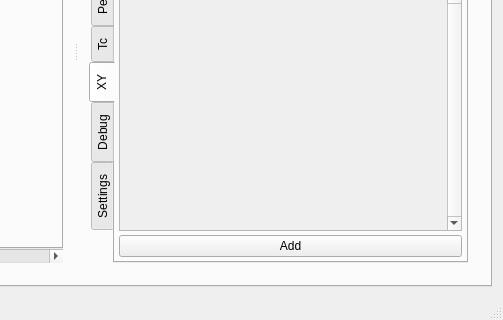
Before: the Qt Designer form BlackBox/mainwindow.ui in PuninskiyID/BlackBox, drawn with Qt 5; both pictures show x 457 to 960 and y 220 to 540 of the 960 by 540 pixel window.
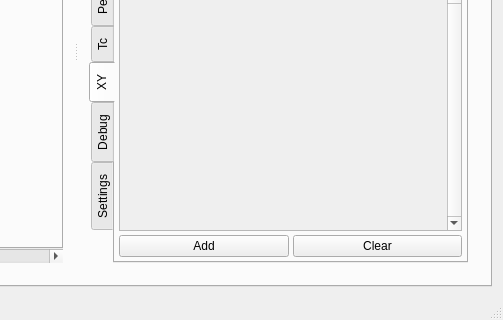
After: the same form once the commit is applied. Icons and pictures are not drawn.

Commit message: clear button in xy tab + minor changes

The edit to the form file:
```diff
--- a/BlackBox/mainwindow.ui
+++ b/BlackBox/mainwindow.ui
@@ -1054,13 +1054,20 @@
                    </widget>
                   </widget>
                  </item>
-                 <item row="1" column="0" colspan="2">
+                 <item row="1" column="0">
                   <widget class="QPushButton" name="pushButton_addxy">
                    <property name="text">
                     <string>Add</string>
                    </property>
                   </widget>
                  </item>
+                 <item row="1" column="1">
+                  <widget class="QPushButton" name="pushButton">
+                   <property name="text">
+                    <string>Clear</string>
+                   </property>
+                  </widget>
+                 </item>
                 </layout>
                </widget>
                <widget class="QWidget" name="tab_debug">
```
Left out of the diff: 3 changed lines with no effect on the pictures. The commit also changes 5 other files.
